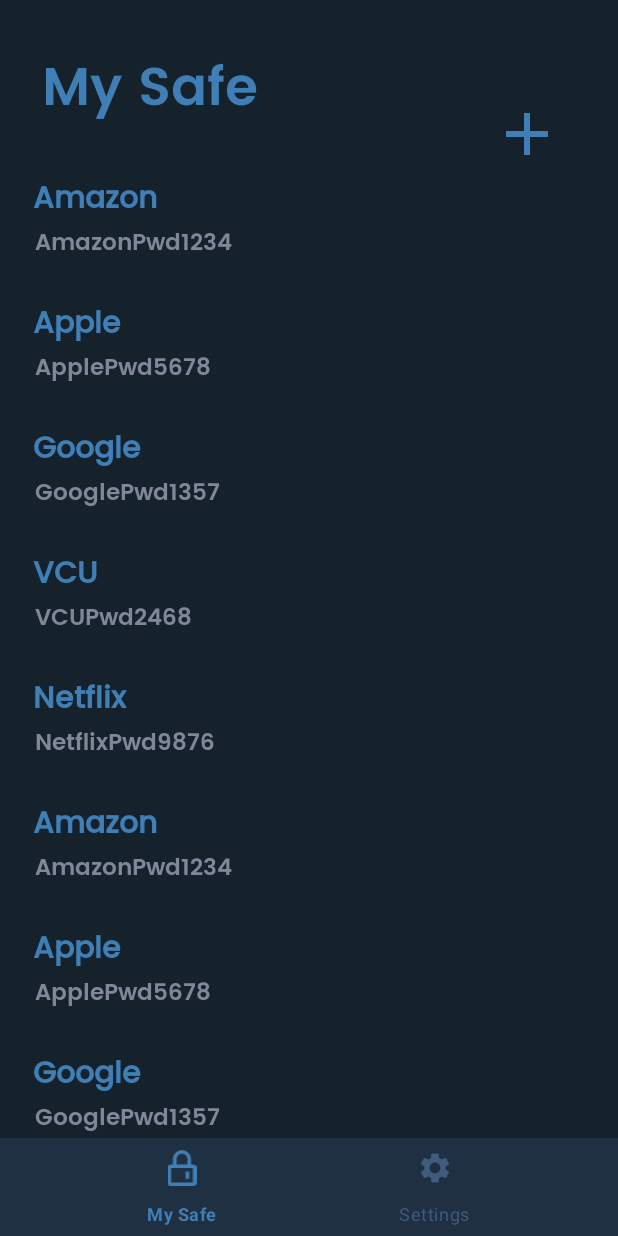
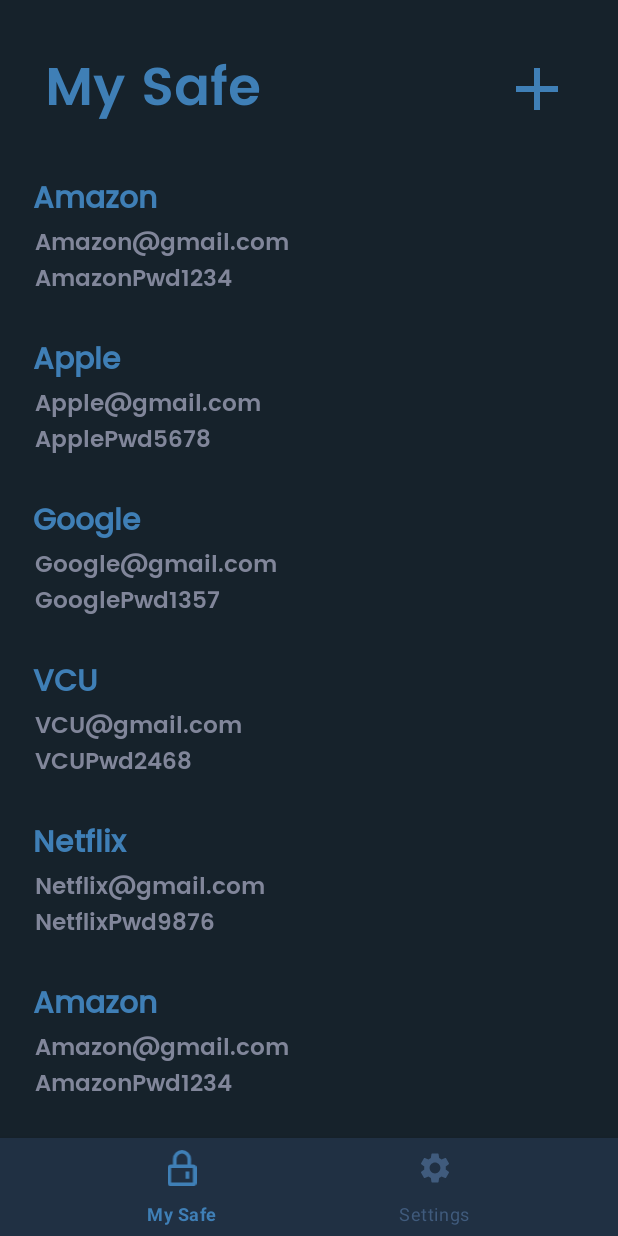
Before and after one commit to StevenCherian/SecureSafe, an Android app: the MainActivity screen opened directly, with no data from a screen before it, on a phone screen of 412 x 824 dp. Run offline under Robolectric (Android 15) with nearby library versions, the phone set to English and light mode, and no system bars.

Commit message:
Added emails to credentials and fixed main page header

```diff
--- a/app/src/main/java/com/example/cmsc413project/Adapter.java
+++ b/app/src/main/java/com/example/cmsc413project/Adapter.java
@@ -31,6 +31,7 @@ public class Adapter extends RecyclerView.Adapter<Adapter.MyView> {
     public void onBindViewHolder(@NonNull Adapter.MyView holder, int position) {
         LoginCredentials loginCredentials = loginCredentialsArrayList.get(position);
         holder.appHeading.setText(loginCredentials.appName);
+        holder.emailHeading.setText(loginCredentials.email);
         holder.pwdHeading.setText(loginCredentials.password);
     }
 
@@ -41,11 +42,13 @@ public class Adapter extends RecyclerView.Adapter<Adapter.MyView> {
 
     public static class MyView extends RecyclerView.ViewHolder {
         TextView appHeading;
+        TextView emailHeading;
         TextView pwdHeading;
 
         public MyView(@NonNull View itemView) {
             super(itemView);
             appHeading = itemView.findViewById(R.id.appHeading);
+            emailHeading = itemView.findViewById(R.id.emailHeading);
             pwdHeading = itemView.findViewById(R.id.pwdHeading);
         }
     }
--- a/app/src/main/java/com/example/cmsc413project/LoginCredentials.java
+++ b/app/src/main/java/com/example/cmsc413project/LoginCredentials.java
@@ -2,10 +2,12 @@ package com.example.cmsc413project;
 
 public class LoginCredentials {
     String appName;
+    String email;
     String password;
 
-    public LoginCredentials(String appName, String password) {
+    public LoginCredentials(String appName, String email, String password) {
         this.appName = appName;
+        this.email = email;
         this.password = password;
     }
 }
--- a/app/src/main/java/com/example/cmsc413project/MainActivity.java
+++ b/app/src/main/java/com/example/cmsc413project/MainActivity.java
@@ -20,6 +20,7 @@ public class MainActivity extends AppCompatActivity {
     ArrayList<LoginCredentials> loginCredentialsArrayList;
     Adapter adapter;
     String[] appHeading;
+    String[] emailHeading;
     String[] pwdHeading;
 
     @Override
@@ -74,6 +75,24 @@ public class MainActivity extends AppCompatActivity {
                 "Netflix"
         };
 
+        emailHeading = new String[] {
+                "Amazon@gmail.com",
+                "Apple@gmail.com",
+                "Google@gmail.com",
+                "VCU@gmail.com",
+                "Netflix@gmail.com",
+                "Amazon@gmail.com",
+                "Apple@gmail.com",
+                "Google@gmail.com",
+                "VCU@gmail.com",
+                "Netflix@gmail.com",
+                "Amazon@gmail.com",
+                "Apple@gmail.com",
+                "Google@gmail.com",
+                "VCU@gmail.com",
+                "Netflix@gmail.com"
+        };
+
         pwdHeading = new String[] {
                 "AmazonPwd1234",
                 "ApplePwd5678",
@@ -97,7 +116,7 @@ public class MainActivity extends AppCompatActivity {
 
     private void getData() {
         for(int i = 0; i < appHeading.length; i++) {
-            LoginCredentials loginCredentials = new LoginCredentials(appHeading[i], pwdHeading[i]);
+            LoginCredentials loginCredentials = new LoginCredentials(appHeading[i], emailHeading[i], pwdHeading[i]);
             loginCredentialsArrayList.add(loginCredentials);
         }
 
--- a/app/src/main/res/layout/activity_add_credentials.xml
+++ b/app/src/main/res/layout/activity_add_credentials.xml
@@ -32,6 +32,7 @@
         android:layout_height="wrap_content"
         android:layout_marginStart="23dp"
         android:layout_marginTop="35dp"
+        android:gravity="center_vertical"
         android:orientation="horizontal"
         app:layout_constraintStart_toStartOf="parent"
         app:layout_constraintTop_toTopOf="parent">
@@ -49,8 +50,7 @@
             android:id="@+id/AddCredentialsText"
             android:layout_width="wrap_content"
             android:layout_height="wrap_content"
-            android:layout_marginStart="40dp"
-            android:layout_marginTop="2dp"
+            android:layout_marginStart="33dp"
             android:fontFamily="@font/poppins_semibold"
             android:text="Add Credentials"
             android:textColor="@color/text_blue"
--- a/app/src/main/res/layout/activity_main.xml
+++ b/app/src/main/res/layout/activity_main.xml
@@ -5,7 +5,50 @@
     android:layout_width="match_parent"
     android:layout_height="match_parent"
     android:background="#16222B"
+    android:translationX="0dp"
+    android:translationY="0dp"
+    android:translationZ="0dp"
     tools:context=".MainActivity">
+
+    <LinearLayout
+        android:id="@+id/linearLayout2"
+        android:layout_width="match_parent"
+        android:layout_height="wrap_content"
+        android:layout_marginStart="30dp"
+        android:layout_marginTop="30dp"
+        android:layout_marginEnd="30dp"
+        android:gravity="center_vertical"
+        android:orientation="horizontal"
+        app:layout_constraintEnd_toEndOf="parent"
+        app:layout_constraintStart_toStartOf="parent"
+        app:layout_constraintTop_toTopOf="parent">
+
+        <TextView
+            android:id="@+id/MySafeText"
+            android:layout_width="wrap_content"
+            android:layout_height="wrap_content"
+            android:fontFamily="@font/poppins_semibold"
+            android:text="My Safe"
+            android:textColor="#3F7FB6"
+            android:textSize="35sp" />
+
+        <TextView
+            android:id="@+id/textView2"
+            android:layout_width="0dp"
+            android:layout_height="wrap_content"
+            android:layout_weight="1" />
+
+        <androidx.appcompat.widget.AppCompatButton
+            android:id="@+id/addCredentialsButton"
+            android:layout_width="48dp"
+            android:layout_height="48dp"
+            android:background="@drawable/ic_add_24"
+            android:backgroundTint="@color/text_blue"
+            android:shadowDx="0"
+            android:shadowDy="0"
+            android:shadowRadius="0"
+            tools:ignore="SpeakableTextPresentCheck" />
+    </LinearLayout>
 
     <com.google.android.material.bottomnavigation.BottomNavigationView
         android:id="@+id/bottom_nav"
@@ -17,7 +60,7 @@
         app:layout_constraintBottom_toBottomOf="parent"
         app:layout_constraintEnd_toEndOf="parent"
         app:layout_constraintStart_toStartOf="parent"
-        app:menu="@menu/menu_nav" >
+        app:menu="@menu/menu_nav">
 
     </com.google.android.material.bottomnavigation.BottomNavigationView>
 
@@ -26,44 +69,12 @@
         android:layout_width="match_parent"
         android:layout_height="match_parent"
         android:layout_marginTop="100dp"
-        app:layout_constraintBottom_toBottomOf="@+id/bottom_nav"
+        android:layout_marginBottom="65dp"
+        app:layout_constraintBottom_toTopOf="@+id/bottom_nav"
         app:layout_constraintEnd_toEndOf="parent"
         app:layout_constraintStart_toStartOf="parent"
-        app:layout_constraintTop_toBottomOf="@+id/MySafeText">
+        app:layout_constraintTop_toBottomOf="@+id/linearLayout2">
 
     </androidx.recyclerview.widget.RecyclerView>
 
-    <TextView
-        android:id="@+id/MySafeText"
-        android:layout_width="wrap_content"
-        android:layout_height="wrap_content"
-        android:layout_marginStart="40dp"
-        android:layout_marginTop="30dp"
-        android:layout_marginEnd="322dp"
-        android:fontFamily="@font/poppins_semibold"
-        android:text="My Safe"
-        android:textColor="#3F7FB6"
-        android:textSize="35sp"
-        app:layout_constraintEnd_toEndOf="parent"
-        app:layout_constraintHorizontal_bias="0.133"
-        app:layout_constraintStart_toStartOf="parent"
-        app:layout_constraintTop_toTopOf="parent" />
-
-    <androidx.appcompat.widget.AppCompatButton
-        android:id="@+id/addCredentialsButton"
-        android:layout_width="48dp"
-        android:layout_height="48dp"
-        android:layout_marginStart="50dp"
-        android:layout_marginTop="48dp"
-        android:layout_marginBottom="24dp"
-        android:background="@drawable/ic_add_24"
-        android:backgroundTint="@color/text_blue"
-        app:layout_constraintBottom_toTopOf="@+id/recyclerView"
-        app:layout_constraintEnd_toEndOf="parent"
-        app:layout_constraintHorizontal_bias="0.74"
-        app:layout_constraintStart_toEndOf="@+id/MySafeText"
-        app:layout_constraintTop_toTopOf="parent"
-        app:layout_constraintVertical_bias="0.69"
-        tools:ignore="SpeakableTextPresentCheck" />
-
 </androidx.constraintlayout.widget.ConstraintLayout>
--- a/app/src/main/res/layout/password_list.xml
+++ b/app/src/main/res/layout/password_list.xml
@@ -27,16 +27,32 @@
         app:layout_constraintTop_toTopOf="parent" />
 
     <TextView
+        android:id="@+id/emailHeading"
+        android:layout_width="0dp"
+        android:layout_height="wrap_content"
+        android:layout_marginStart="15dp"
+        android:fontFamily="@font/poppins_semibold"
+        android:scrollbarSize="16dp"
+        android:text="Amazon Email"
+        android:textColor="#81869A"
+        android:textSize="15sp"
+        app:layout_constraintEnd_toEndOf="parent"
+        app:layout_constraintStart_toStartOf="parent"
+        app:layout_constraintTop_toBottomOf="@+id/appHeading" />
+
+    <TextView
         android:id="@+id/pwdHeading"
         android:layout_width="0dp"
         android:layout_height="wrap_content"
         android:layout_marginStart="15dp"
+        android:layout_marginTop="24dp"
         android:fontFamily="@font/poppins_semibold"
         android:scrollbarSize="16dp"
         android:text="Amazon Password"
         android:textColor="#81869A"
         android:textSize="15sp"
         app:layout_constraintEnd_toEndOf="parent"
+        app:layout_constraintHorizontal_bias="1.0"
         app:layout_constraintStart_toStartOf="parent"
         app:layout_constraintTop_toBottomOf="@+id/appHeading" />
 
```
